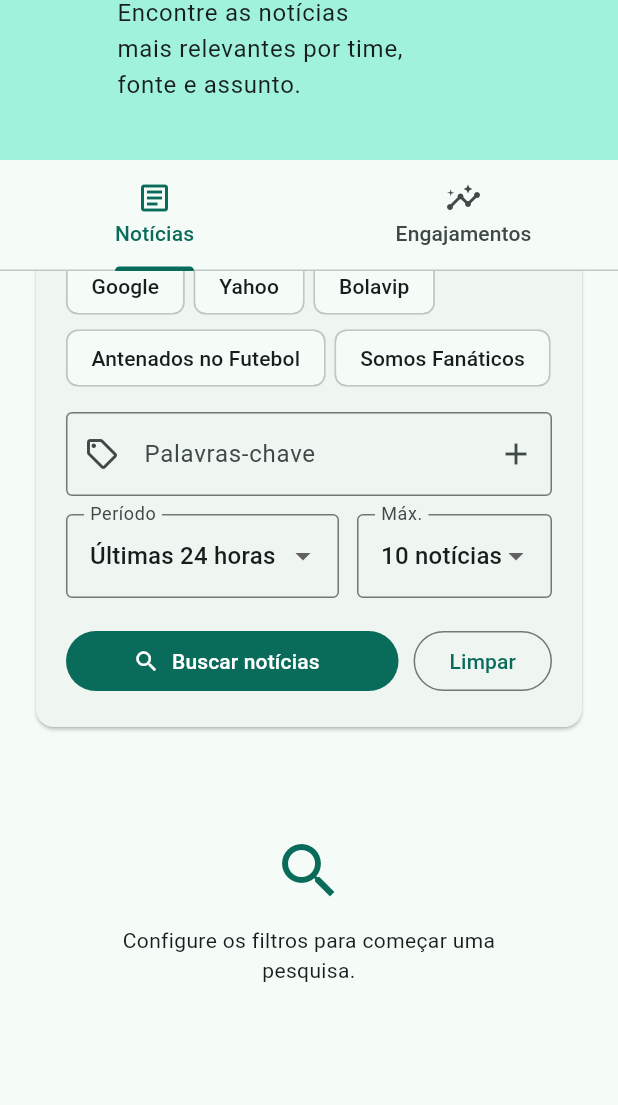
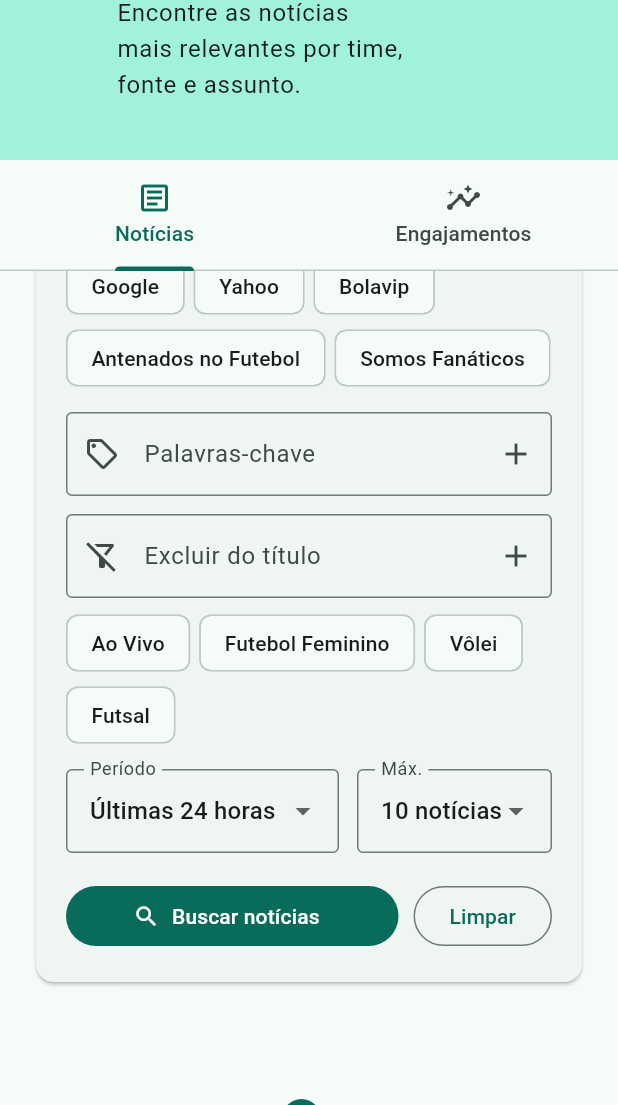
Before and after one commit to Av3z/futebol-radar, a Flutter app: the screen it shows after launch, scrolled down 418 dp, on a phone screen of 412 x 824 dp, the part 131-1236 px from its top. Run offline on Flutter 3.47's test engine with Material 3 defaults, Android fonts, the phone set to English and light mode, and no system bars; our stand-ins replace dio, equatable, flutter_bloc, get_it, go_router, shared_preferences.

Commit message:
feat: add exclusion terms support to news search filters and UI

```diff
--- a/lib/features/news_search/data/models/news_search_models.dart
+++ b/lib/features/news_search/data/models/news_search_models.dart
@@ -11,6 +11,7 @@ class NewsSearchRequestModel {
         'teams': filters.teams,
         'sources': filters.sources,
         'keywords': filters.keywords,
+        'excluded_terms': filters.excludedTerms,
         'max_results_per_team': filters.maxResultsPerTeam,
         'period_hours': filters.periodHours
       };
--- a/lib/features/news_search/domain/entities/search_filters.dart
+++ b/lib/features/news_search/domain/entities/search_filters.dart
@@ -5,15 +5,17 @@ class SearchFilters extends Equatable {
       {required this.teams,
       required this.sources,
       required this.keywords,
+      required this.excludedTerms,
       required this.maxResultsPerTeam,
       required this.periodHours});
   final List<String> teams;
   final List<String> sources;
   final List<String> keywords;
+  final List<String> excludedTerms;
   final int maxResultsPerTeam;
   final int periodHours;
 
   @override
   List<Object?> get props =>
-      [teams, sources, keywords, maxResultsPerTeam, periodHours];
+      [teams, sources, keywords, excludedTerms, maxResultsPerTeam, periodHours];
 }
--- a/lib/features/news_search/presentation/controllers/news_search_controller.dart
+++ b/lib/features/news_search/presentation/controllers/news_search_controller.dart
@@ -5,16 +5,19 @@ class NewsSearchController {
   final profile = TextEditingController();
   final source = TextEditingController();
   final keyword = TextEditingController();
+  final exclusion = TextEditingController();
   final teams = <String>[];
   final profiles = <String>[];
   final sources = <String>[];
   final keywords = <String>[];
+  final excludedTerms = <String>[];
 
   void dispose() {
     team.dispose();
     profile.dispose();
     source.dispose();
     keyword.dispose();
+    exclusion.dispose();
   }
 
   void add(TextEditingController field, List<String> target) {
--- a/lib/features/news_search/presentation/pages/news_search_tab.dart
+++ b/lib/features/news_search/presentation/pages/news_search_tab.dart
@@ -35,6 +35,7 @@ class _NewsSearchTabState extends State<NewsSearchTab>
     controller.teams.clear();
     controller.sources.clear();
     controller.keywords.clear();
+    controller.excludedTerms.clear();
     setState(() {});
     blocContext.read<NewsSearchBloc>().add(const NewsSearchCleared());
   }
@@ -52,6 +53,7 @@ class _NewsSearchTabState extends State<NewsSearchTab>
                 ? const ['Google']
                 : List.of(controller.sources),
             keywords: List.of(controller.keywords),
+            excludedTerms: List.of(controller.excludedTerms),
             maxResultsPerTeam: maxResults,
             periodHours: periodHours,
           ),
--- /dev/null
+++ b/lib/features/news_search/presentation/widgets/exclusion_suggestions.dart
@@ -0,0 +1,6 @@
+const exclusionSuggestions = [
+  'Ao Vivo',
+  'Futebol Feminino',
+  'V\u00f4lei',
+  'Futsal',
+];
--- a/lib/features/news_search/presentation/widgets/search_filters_panel.dart
+++ b/lib/features/news_search/presentation/widgets/search_filters_panel.dart
@@ -3,6 +3,7 @@ import 'package:flutter/material.dart';
 import '../controllers/news_search_controller.dart';
 import 'tag_input_field.dart';
 import 'team_suggestions.dart';
+import 'exclusion_suggestions.dart';
 
 class SearchFiltersPanel extends StatelessWidget {
   const SearchFiltersPanel(
@@ -67,6 +68,16 @@ class SearchFiltersPanel extends StatelessWidget {
                   label: 'Palavras-chave',
                   hint: 'Futebol é padrão. Ex.: mercado da bola',
                   icon: Icons.sell_outlined,
+                  onChanged: onChanged),
+              const SizedBox(height: 12),
+              TagInputField(
+                  controller: controller,
+                  field: controller.exclusion,
+                  values: controller.excludedTerms,
+                  label: 'Excluir do t\u00edtulo',
+                  hint: 'Ex.: Ao Vivo',
+                  icon: Icons.filter_alt_off_outlined,
+                  suggestions: exclusionSuggestions,
                   onChanged: onChanged),
               const SizedBox(height: 12),
               Row(
```
Also changed, not shown: 1 other file.
